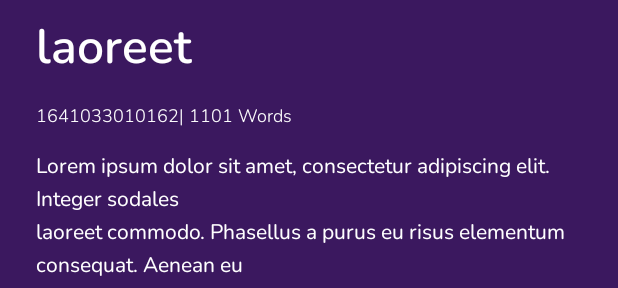
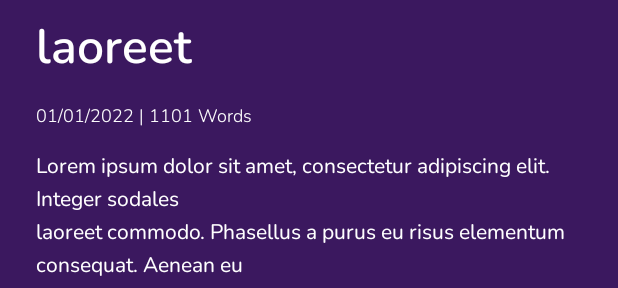
Before and after one commit to ch8n/Compose-Thoughts, an Android app built with Jetpack Compose: the @Preview function EditorScreenPreview, on a phone screen of 412 x 824 dp. Shown: the part 394-682 px from the top of the screen. Run offline under Robolectric (Android 15) with nearby library versions, the phone set to English and light mode, and no system bars; our stand-ins replace Room's generated code, accompanist.

Commit message:
:toolbox: wip data passing failed

```diff
--- a/app/src/main/java/io/github/ch8n/thoughts/ui/screen/editor/EditorScreen.kt
+++ b/app/src/main/java/io/github/ch8n/thoughts/ui/screen/editor/EditorScreen.kt
@@ -29,6 +29,7 @@ import io.github.ch8n.thoughts.ui.navigation.Screen
 import io.github.ch8n.thoughts.ui.screen.home.SharedViewModel
 import io.github.ch8n.thoughts.ui.screen.template.TemplateSelectionDialog
 import io.github.ch8n.thoughts.ui.theme.ScarletGum
+import io.github.ch8n.thoughts.utils.toDate
 
 
 @Composable
@@ -52,7 +53,7 @@ fun EditorScreen(
     LaunchedEffect(key1 = content, header) {
         savePoem(header, content, sharedViewModel, poem)
         setInfo.invoke(
-            "${System.currentTimeMillis()}| ${content.length} Words"
+            "${System.currentTimeMillis().toDate()} | ${content.length} Words"
         )
     }
 
--- a/app/src/main/java/io/github/ch8n/thoughts/ui/screen/home/HomeScreen.kt
+++ b/app/src/main/java/io/github/ch8n/thoughts/ui/screen/home/HomeScreen.kt
@@ -37,6 +37,7 @@ import io.github.ch8n.thoughts.di.AppDI
 import io.github.ch8n.thoughts.ui.navigation.Screen
 import io.github.ch8n.thoughts.ui.screen.profile.ProfileDialog
 import io.github.ch8n.thoughts.ui.theme.*
+import io.github.ch8n.thoughts.utils.toDate
 import kotlinx.coroutines.Dispatchers
 import kotlinx.coroutines.Job
 import kotlinx.coroutines.delay
@@ -260,7 +261,7 @@ private fun PoemCard(
 
                 Spacer(modifier = Modifier.height(24.dp))
                 Text(
-                    text = poem.updatedAt.toString(),
+                    text = poem.updatedAt.toDate(),
                     style = MaterialTheme.typography.caption,
                     maxLines = 1,
                 )
--- a/app/src/main/java/io/github/ch8n/thoughts/utils/ComposeKtx.kt
+++ b/app/src/main/java/io/github/ch8n/thoughts/utils/ComposeKtx.kt
@@ -31,9 +31,16 @@ import kotlinx.coroutines.delay
 import kotlinx.coroutines.launch
 import java.io.IOException
 import java.io.OutputStream
+import java.text.SimpleDateFormat
+import java.util.*
 
 fun loremIpsum(words: Int = 500): String {
     return LoremIpsum(words).values.joinToString()
+}
+
+fun Long.toDate(format: String = "dd/MM/yyyy"): String {
+    val formatter = SimpleDateFormat(format, Locale.getDefault())
+    return formatter.format(Date(this))
 }
 
 val isMinSdk29 get() = Build.VERSION.SDK_INT >= Build.VERSION_CODES.Q
```
